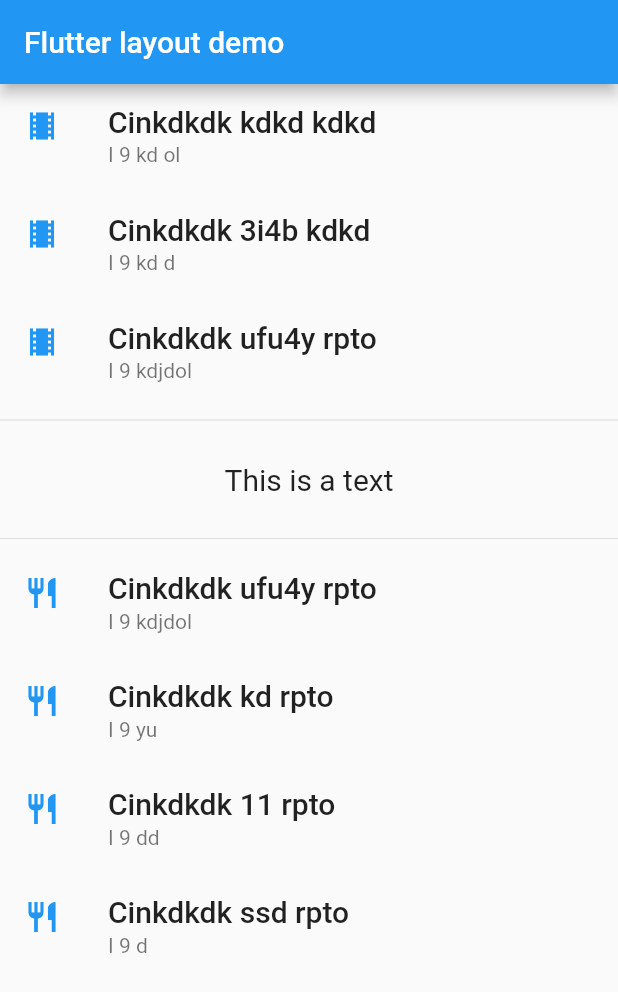
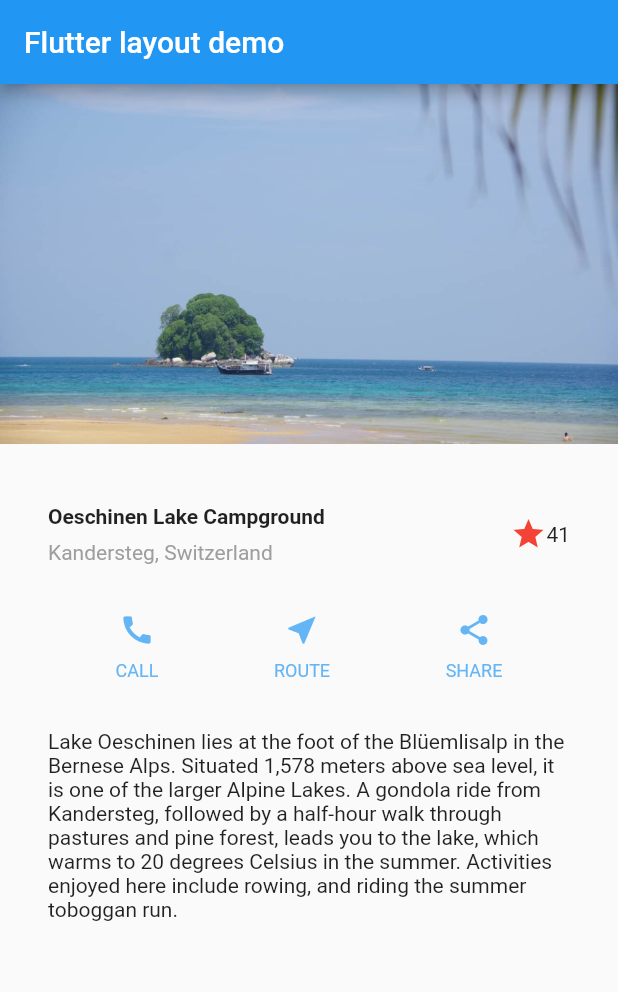
Before and after one commit to wangbin0802/FlutterApp, a Flutter app: the screen it shows after launch, on a phone screen of 412 x 824 dp. Shown: the top 992 px of the screen. Run offline on Flutter 3.47's test engine with Material 2 defaults, Android fonts, the phone set to English and light mode, and no system bars.

Commit message:
Layout construct demo.

```diff
--- /dev/null
+++ b/flutter_app/lib/layout.dart
@@ -0,0 +1,92 @@
+import 'package:flutter/material.dart';
+
+Widget titleLayout = Container(
+  padding: const EdgeInsets.all(32),
+  child: Row(
+    children: <Widget>[
+      Expanded(
+        child: Column(
+          crossAxisAlignment: CrossAxisAlignment.start,
+          children: <Widget>[
+            Container(
+              padding: const EdgeInsets.only(bottom: 8),
+              child: Text(
+                'Oeschinen Lake Campground',
+                style: TextStyle(
+                  fontWeight: FontWeight.bold
+                ),
+              ),
+            ),
+            Text(
+              'Kandersteg, Switzerland',
+              style: TextStyle(
+                color: Colors.grey[500]
+              ),
+            )
+          ],
+        ),
+      ),
+      Icon(
+        Icons.star,
+        color: Colors.red[500],
+      ),
+      Text('41')
+    ],
+  ),
+);
+
+Widget imageLayout = Container(
+  padding: EdgeInsets.only(bottom: 8),
+  child: Image.asset(
+    'images/WechatIMG14.jpeg',
+    width: 600,
+    height: 240,
+    fit: BoxFit.fitWidth,
+  ),
+);
+
+Widget textSlection = Container(
+  padding: const EdgeInsets.all(32),
+  child: Text(
+    'Lake Oeschinen lies at the foot of the Blüemlisalp in the Bernese '
+        'Alps. Situated 1,578 meters above sea level, it is one of the '
+        'larger Alpine Lakes. A gondola ride from Kandersteg, followed by a '
+        'half-hour walk through pastures and pine forest, leads you to the '
+        'lake, which warms to 20 degrees Celsius in the summer. Activities '
+        'enjoyed here include rowing, and riding the summer toboggan run.',
+    softWrap: true,
+  ),
+
+);
+
+Widget buttons = Container(
+  child: Row(
+    mainAxisAlignment: MainAxisAlignment.spaceEvenly,
+    children: <Widget>[
+      buildButtonColum(Colors.blue[300], Icons.call, 'CALL'),
+      buildButtonColum(Colors.blue[300], Icons.near_me, 'ROUTE'),
+      buildButtonColum(Colors.blue[300], Icons.share, 'SHARE'),
+    ],
+  ),
+);
+
+Column buildButtonColum(Color color, IconData iconData, String label) {
+  return Column(
+    mainAxisAlignment: MainAxisAlignment.center,
+    mainAxisSize: MainAxisSize.min,
+    children: <Widget>[
+      Icon(iconData, color: color,),
+      Container(
+        margin: const EdgeInsets.only(top: 8),
+        child: Text(
+          label,
+          style: TextStyle(
+            fontSize: 12,
+            fontWeight: FontWeight.w400,
+            color: color
+          ),
+        ),
+      )
+    ],
+  );
+}
--- a/flutter_app/lib/main.dart
+++ b/flutter_app/lib/main.dart
@@ -3,6 +3,7 @@
 import 'package:flutter_app/CounterPage.dart';
 
 import 'ShoppingList.dart';
+import 'layout.dart';
 
 void main() {
   runApp(MyApp());
@@ -63,7 +64,14 @@
           appBar: AppBar(
             title: Text('Flutter layout demo'),
           ),
-          body: buildListView()),
+          body: ListView(
+            children: <Widget>[
+              imageLayout,
+              titleLayout,
+              buttons,
+              textSlection
+            ],
+          )),
     );
   }
 }
--- a/flutter_app/pubspec.yaml
+++ b/flutter_app/pubspec.yaml
@@ -41,7 +41,8 @@
   uses-material-design: true
 
   # To add assets to your application, add an assets section, like this:
-  # assets:
+  assets:
+    - images/WechatIMG14.jpeg
   #  - images/a_dot_burr.jpeg
   #  - images/a_dot_ham.jpeg
 
```
Also changed, not shown: flutter_app/images/WechatIMG14.jpeg (added).
